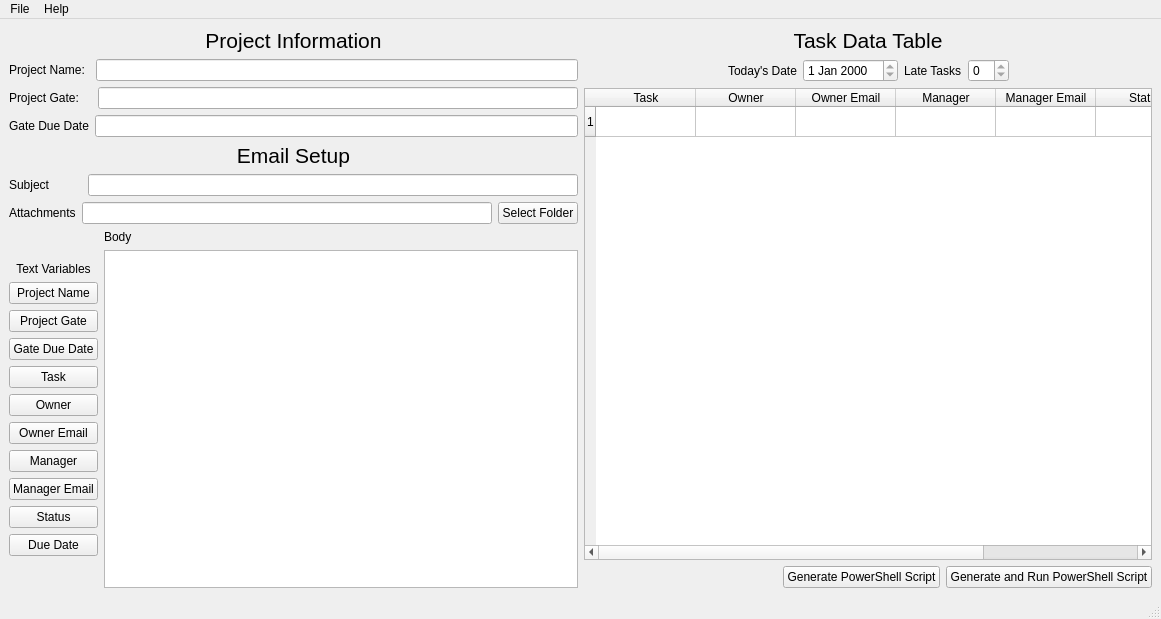
Before: the Qt Designer form PowerShell-Email-Generator/mainwindow.ui in fjpereny/PowerShell-Email-Generator, drawn with Qt 5.
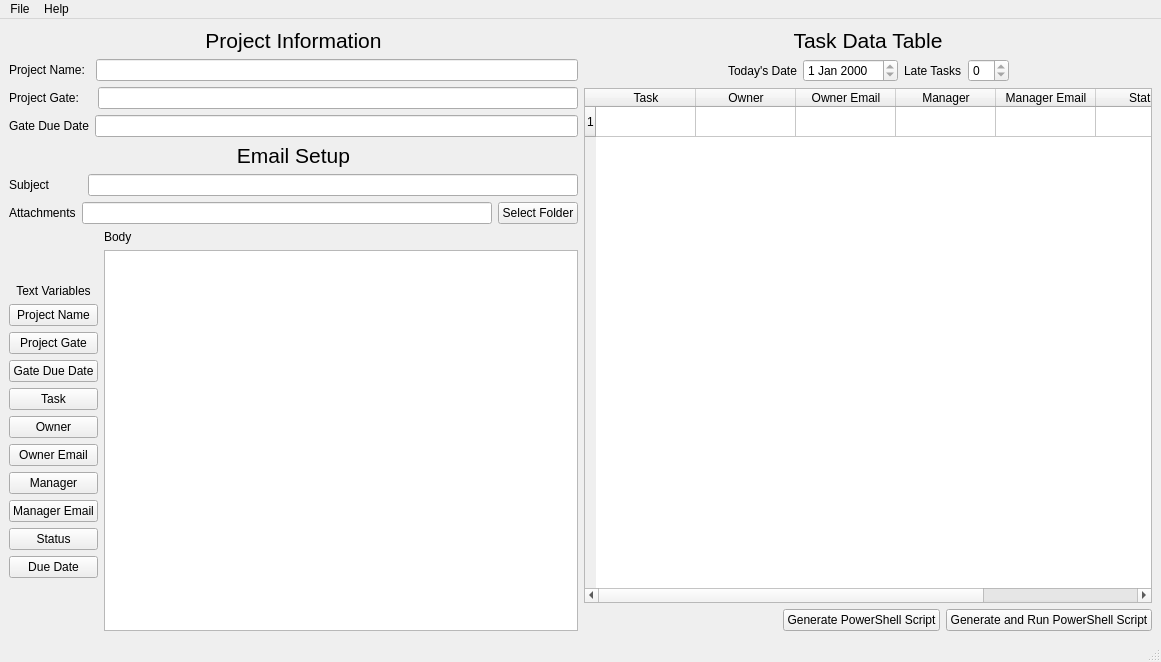
After: the same form once the commit is applied.

```diff
--- a/PowerShell-Email-Generator/mainwindow.ui
+++ b/PowerShell-Email-Generator/mainwindow.ui
@@ -7,7 +7,7 @@
     <x>0</x>
     <y>0</y>
     <width>1161</width>
-    <height>619</height>
+    <height>662</height>
    </rect>
   </property>
   <property name="windowTitle">
```
Left out of the diff: 2 changed lines with no effect on the pictures.
